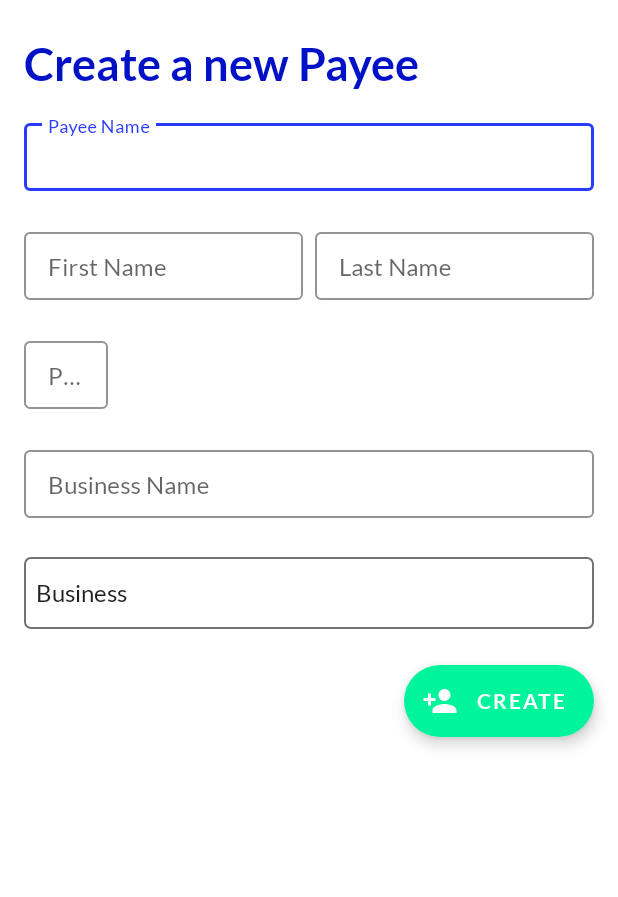
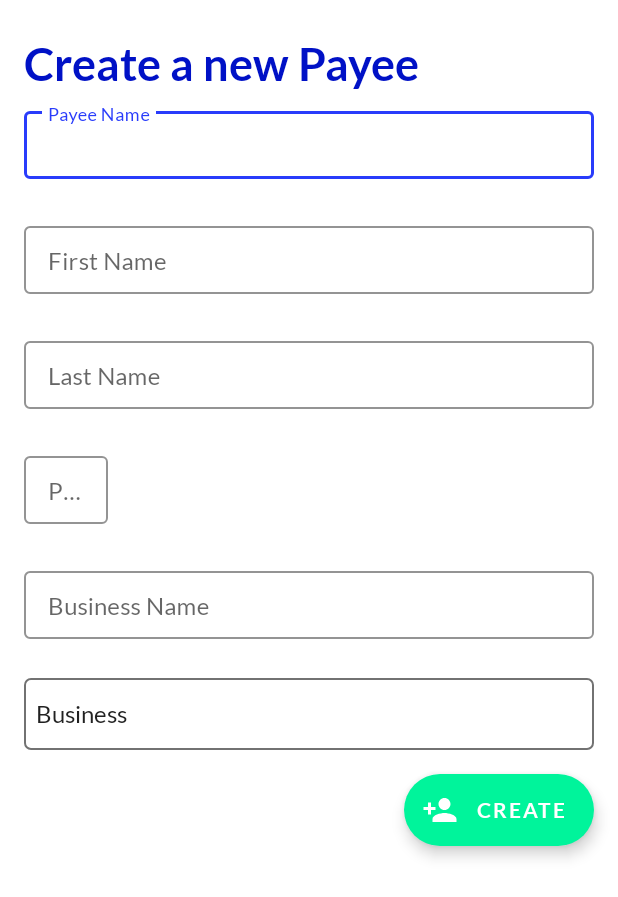
Before and after one commit to davidmarinangeli/Sweet-Bank, an Android app: the layout payee_creation_fragment.xml on its own in the app's theme, with its tools: preview values and no code run, on a phone screen of 412 x 824 dp. Shown: the top 897 px of the screen. Run offline under Robolectric (Android 15) with nearby library versions, the phone set to English and light mode, and no system bars.

Commit message:
new ui testing, refresh data on payee support

```diff
--- a/build.gradle
+++ b/build.gradle
@@ -15,7 +15,7 @@ buildscript {
 
     }
     dependencies {
-        classpath 'com.android.tools.build:gradle:3.6.0-rc03'
+        classpath 'com.android.tools.build:gradle:3.6.1'
         classpath "org.jetbrains.kotlin:kotlin-gradle-plugin:$kotlin_version"
 
         // NOTE: Do not place your application dependencies here; they belong
--- a/dashboard/src/main/res/layout/activity_homepage.xml
+++ b/dashboard/src/main/res/layout/activity_homepage.xml
@@ -22,7 +22,8 @@
         android:id="@+id/bottomAppBar"
         style="@style/Widget.MaterialComponents.BottomAppBar.Colored"
         android:layout_width="match_parent"
-        android:layout_height="wrap_content"
+        android:layout_height="42dp"
+        app:fabCradleRoundedCornerRadius="16dp"
         android:layout_gravity="bottom"
         app:fabAlignmentMode="center"
         app:fabAnimationMode="slide"
--- a/payees/build.gradle
+++ b/payees/build.gradle
@@ -59,6 +59,7 @@ dependencies {
     implementation "com.google.dagger:dagger-android:$dagger_version"
     implementation "com.google.dagger:dagger-android-support:$dagger_version"
     kapt "com.google.dagger:dagger-android-processor:$dagger_version"
+    implementation 'androidx.test.espresso:espresso-idling-resource:3.2.0'
 
     testImplementation "io.mockk:mockk:1.9.3"
     testImplementation 'junit:junit:4.12'
--- /dev/null
+++ b/payees/src/main/java/com/davidm/payees/utils/CustomDispatcher.kt
@@ -0,0 +1,6 @@
+package com.davidm.payees.utils
+
+interface CustomDispatcher {
+    fun getStandardDispatcher()
+    fun getIODispatcher()
+}
--- a/payees/src/main/res/layout/payee_creation_fragment.xml
+++ b/payees/src/main/res/layout/payee_creation_fragment.xml
@@ -1,15 +1,16 @@
 <?xml version="1.0" encoding="utf-8"?>
-<androidx.constraintlayout.widget.ConstraintLayout xmlns:android="http://schemas.android.com/apk/res/android"
+<LinearLayout xmlns:android="http://schemas.android.com/apk/res/android"
     xmlns:app="http://schemas.android.com/apk/res-auto"
     xmlns:tools="http://schemas.android.com/tools"
     android:layout_width="match_parent"
-    android:layout_height="wrap_content"
+    android:layout_height="match_parent"
+    android:orientation="vertical"
     app:layout_behavior="@string/bottom_sheet_behavior"
     tools:context=".ui.PayeeCreationFragment">
 
     <TextView
         android:id="@+id/create_new_payee"
-        android:layout_width="0dp"
+        android:layout_width="match_parent"
         android:layout_height="wrap_content"
         android:layout_marginStart="16dp"
         android:layout_marginTop="24dp"
@@ -18,42 +19,32 @@
         android:text="@string/create_a_new_payee"
         android:textAppearance="@style/TextAppearance.AppCompat.Display1"
         android:textColor="@color/colorPrimaryDark"
-        android:textSize="30sp"
-        app:layout_constraintEnd_toEndOf="parent"
-        app:layout_constraintStart_toStartOf="parent"
-        app:layout_constraintTop_toTopOf="parent" />
+        android:textSize="30sp" />
 
     <com.google.android.material.textfield.TextInputLayout
         android:id="@+id/payeeNameInputLayout"
         style="@style/TextInputLayoutAppearance"
-        android:layout_width="0dp"
+        android:layout_width="match_parent"
         android:layout_height="wrap_content"
         android:layout_marginStart="16dp"
-        android:layout_marginTop="16dp"
-        android:layout_marginEnd="16dp"
-        app:layout_constraintEnd_toEndOf="parent"
-        app:layout_constraintStart_toStartOf="parent"
-        app:layout_constraintTop_toBottomOf="@+id/create_new_payee">
+        android:layout_marginTop="8dp"
+        android:layout_marginEnd="16dp">
 
         <com.google.android.material.textfield.TextInputEditText
+            android:id="@+id/payeeNameEditText"
             android:layout_width="match_parent"
             android:layout_height="wrap_content"
-            android:hint="@string/payee_name"
-            android:id="@+id/payeeNameEditText"/>
+            android:hint="@string/payee_name" />
     </com.google.android.material.textfield.TextInputLayout>
 
     <com.google.android.material.textfield.TextInputLayout
         android:id="@+id/firstNameInputLayout"
         style="@style/TextInputLayoutAppearance"
-        android:layout_width="0dp"
+        android:layout_width="match_parent"
         android:layout_height="wrap_content"
         android:layout_marginStart="16dp"
-        android:layout_marginEnd="8dp"
-        app:layout_constraintBottom_toBottomOf="@+id/lastNameInputLayout"
-        app:layout_constraintEnd_toStartOf="@+id/lastNameInputLayout"
-        app:layout_constraintHorizontal_bias="0.5"
-        app:layout_constraintStart_toStartOf="parent"
-        app:layout_constraintTop_toTopOf="@+id/lastNameInputLayout">
+        android:layout_marginTop="8dp"
+        android:layout_marginEnd="16dp">
 
         <com.google.android.material.textfield.TextInputEditText
             android:id="@+id/firstNameEditText"
@@ -65,14 +56,11 @@
     <com.google.android.material.textfield.TextInputLayout
         android:id="@+id/lastNameInputLayout"
         style="@style/TextInputLayoutAppearance"
-        android:layout_width="0dp"
+        android:layout_width="match_parent"
         android:layout_height="wrap_content"
-        android:layout_marginTop="4dp"
+        android:layout_marginStart="16dp"
         android:layout_marginEnd="16dp"
-        app:layout_constraintEnd_toEndOf="parent"
-        app:layout_constraintHorizontal_bias="0.5"
-        app:layout_constraintStart_toEndOf="@+id/firstNameInputLayout"
-        app:layout_constraintTop_toBottomOf="@+id/payeeNameInputLayout">
+        android:layout_marginTop="8dp">
 
         <com.google.android.material.textfield.TextInputEditText
             android:id="@+id/lastNameEditText"
@@ -84,14 +72,11 @@
     <com.google.android.material.textfield.TextInputLayout
         android:id="@+id/phoneNumberInputLayout"
         style="@style/TextInputLayoutAppearance"
-        android:layout_width="0dp"
+        android:layout_width="379dp"
         android:layout_height="wrap_content"
         android:layout_marginStart="16dp"
-        android:layout_marginTop="4dp"
         android:layout_marginEnd="16dp"
-        app:layout_constraintEnd_toEndOf="parent"
-        app:layout_constraintStart_toStartOf="parent"
-        app:layout_constraintTop_toBottomOf="@+id/firstNameInputLayout">
+        android:layout_marginTop="8dp">
 
         <com.google.android.material.textfield.TextInputEditText
             android:id="@+id/phoneNumberEditText"
@@ -107,14 +92,11 @@
     <com.google.android.material.textfield.TextInputLayout
         android:id="@+id/businessNameInputLayout"
         style="@style/TextInputLayoutAppearance"
-        android:layout_width="0dp"
+        android:layout_width="match_parent"
         android:layout_height="wrap_content"
         android:layout_marginStart="16dp"
-        android:layout_marginTop="4dp"
         android:layout_marginEnd="16dp"
-        app:layout_constraintEnd_toEndOf="parent"
-        app:layout_constraintStart_toStartOf="parent"
-        app:layout_constraintTop_toBottomOf="@+id/phoneNumberInputLayout">
+        android:layout_marginTop="8dp">
 
         <com.google.android.material.textfield.TextInputEditText
             android:id="@+id/businessNameEditText"
@@ -126,25 +108,19 @@
 
     <Spinner
         android:id="@+id/spinner"
+        android:layout_width="match_parent"
+        android:layout_height="48dp"
         android:background="@drawable/spinner_background"
-        android:layout_width="0dp"
-        android:layout_height="48dp"
+        android:entries="@array/payee_type_array"
         android:layout_marginStart="16dp"
+        android:layout_marginEnd="16dp"
         android:layout_marginTop="8dp"
-        android:layout_marginEnd="16dp"
-        android:entries="@array/payee_type_array"
-        app:layout_constraintEnd_toEndOf="parent"
-        app:layout_constraintStart_toStartOf="parent"
-        app:layout_constraintTop_toBottomOf="@+id/businessNameInputLayout"
         tools:listitem="@android:layout/simple_spinner_item" />
 
     <com.google.android.material.floatingactionbutton.ExtendedFloatingActionButton
         android:id="@+id/createButton"
         android:layout_width="wrap_content"
         android:layout_height="wrap_content"
-        android:layout_marginTop="24dp"
-        android:layout_marginEnd="16dp"
-        android:layout_marginBottom="24dp"
         android:elevation="2dp"
         android:shadowColor="@color/colorAccent"
         android:text="@string/create"
@@ -154,8 +130,9 @@
         app:backgroundTint="@color/colorAccent"
         app:icon="@drawable/ic_person_add_black_24dp"
         app:iconTint="@android:color/white"
-        app:layout_constraintBottom_toBottomOf="parent"
-        app:layout_constraintEnd_toEndOf="parent"
-        app:layout_constraintTop_toBottomOf="@+id/spinner" />
+        android:layout_gravity="end"
+        android:layout_marginEnd="16dp"
+        android:layout_marginTop="16dp"
+        android:layout_marginBottom="24dp"/>
 
-</androidx.constraintlayout.widget.ConstraintLayout>
+</LinearLayout>
```
Also changed, not shown: app/build.gradle (+15 -1 lines), payees/src/main/java/com/davidm/payees/repository/PayeesRepository.kt (+10 -2 lines), payees/src/main/java/com/davidm/payees/ui/PayeeCreationFragment.kt (+21 -1 lines), payees/src/main/java/com/davidm/payees/ui/PayeesFragment.kt (+5 -4 lines), payees/src/main/java/com/davidm/payees/ui/PayeesViewModel.kt (+18 -5 lines), payees/src/main/java/com/davidm/payees/utils/CustomDispatcherClass.kt (added, +18 -0 lines), payees/src/main/java/com/davidm/payees/utils/EspressoIdlingResource.kt (added, +19 -0 lines), payees/src/main/java/com/davidm/payees/utils/EspressoTrackedDispatcher.kt (added, +31 -0 lines), payees/src/main/java/com/davidm/payees/utils/SimpleCountingIdlingResource.kt (added, +33 -0 lines), payees/src/main/java/com/davidm/payees/utils/coroutines.kt (added, +19 -0 lines), 3 other files.
